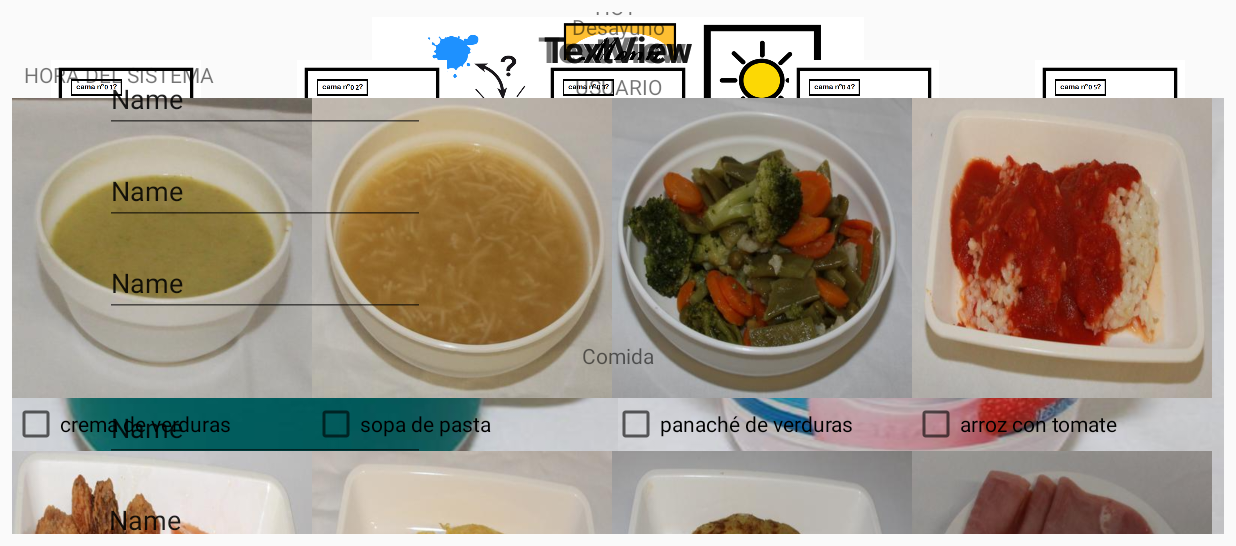
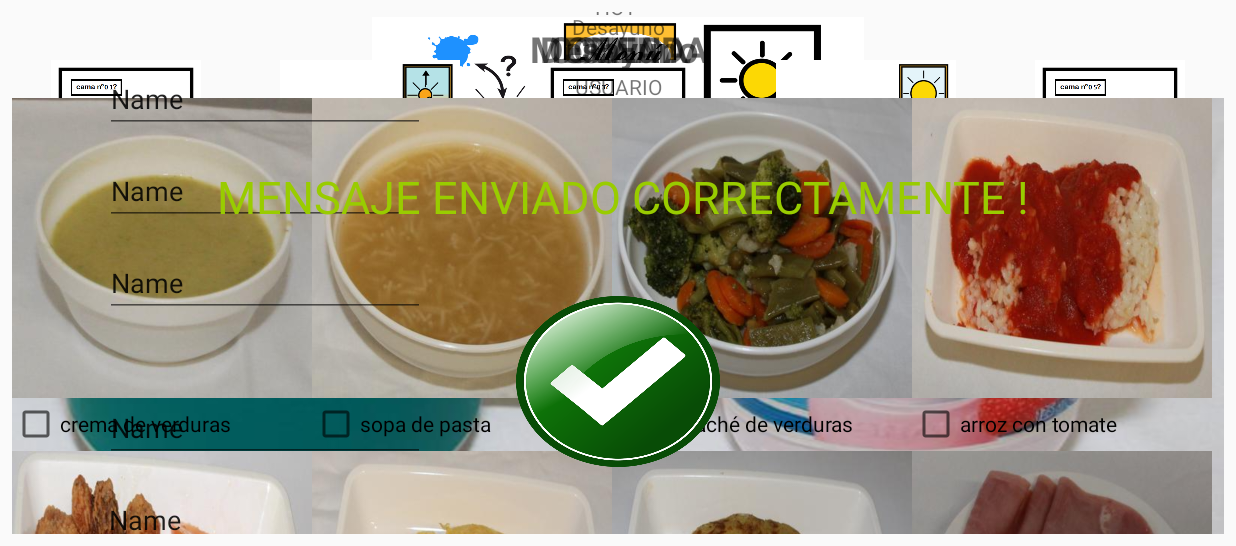
Before and after one commit to JuanmaJJR/AppMenuTEAyudamos, an Android app: the screen it shows after launch (MainActivity), on a phone screen of 824 x 412 dp (held sideways), the part 72-618 px from its top. Run offline under Robolectric (Android 15) with nearby library versions, the phone set to English and light mode, and no system bars; libraries missing offline, so code that uses them is left out: org.apache.commons; 9 statements that could not run were skipped.

Commit message:
ultima pantalla

```diff
--- /dev/null
+++ b/app/src/main/java/com/example/juanjusue/appmenuteayudamos/Fragments/BlankFragment.java
@@ -0,0 +1,30 @@
+package com.example.juanjusue.appmenuteayudamos.Fragments;
+
+
+import android.os.Bundle;
+import android.support.v4.app.Fragment;
+import android.view.LayoutInflater;
+import android.view.View;
+import android.view.ViewGroup;
+
+import com.example.juanjusue.appmenuteayudamos.R;
+
+/**
+ * A simple {@link Fragment} subclass.
+ */
+public class BlankFragment extends Fragment {
+
+
+    public BlankFragment() {
+        // Required empty public constructor
+    }
+
+
+    @Override
+    public View onCreateView(LayoutInflater inflater, ViewGroup container,
+                             Bundle savedInstanceState) {
+        // Inflate the layout for this fragment
+        return inflater.inflate(R.layout.fragment_blank, container, false);
+    }
+
+}
--- a/app/src/main/java/com/example/juanjusue/appmenuteayudamos/MainActivity.java
+++ b/app/src/main/java/com/example/juanjusue/appmenuteayudamos/MainActivity.java
@@ -10,6 +10,7 @@ import android.util.Log;
 import android.view.View;
 
 import com.example.juanjusue.appmenuteayudamos.Asynctasks.HttpJsonAsyncTaskListener;
+import com.example.juanjusue.appmenuteayudamos.Fragments.BlankFragment;
 import com.example.juanjusue.appmenuteayudamos.Fragments.FTPFragment;
 import com.example.juanjusue.appmenuteayudamos.Fragments.FormularioFinalFragment;
 import com.example.juanjusue.appmenuteayudamos.Fragments.LoginFragment;
@@ -53,6 +54,7 @@ public class MainActivity extends AppCompatActivity {
     SelecMeriendaFragment selecMeriendaFragment;
     SelecCenaFragment selecCenaFragment;
     FormularioFinalFragment formularioFinalFragment;
+    BlankFragment blankFragment;
     public Menu menu;
     public JSON json;
     String server="ftp.hospitaldefuenlabrada.org";
@@ -93,6 +95,7 @@ public class MainActivity extends AppCompatActivity {
                 selecCenaFragment = (SelecCenaFragment) getSupportFragmentManager().findFragmentById(R.id.fragmentSeleccionCen);
                 selecHorarioFragment = (SelecHorarioFragment) getSupportFragmentManager().findFragmentById(R.id.fragmentSeleccionHorario);
                 formularioFinalFragment=(FormularioFinalFragment) getSupportFragmentManager().findFragmentById(R.id.fragmentFormuFinal);
+                blankFragment = (BlankFragment) getSupportFragmentManager().findFragmentById(R.id.fragmentBlank);
                 ///______________________________________________________________________________________\\\
 
 
@@ -109,6 +112,7 @@ public class MainActivity extends AppCompatActivity {
                 transition.hide(selecCenaFragment);
                 transition.hide(selecHorarioFragment);
                 transition.hide(formularioFinalFragment);
+                transition.hide(blankFragment);
 
                 transition.commit();
 
@@ -753,6 +757,10 @@ public class MainActivity extends AppCompatActivity {
     public void FormuFinal(View v) throws UnsupportedEncodingException{
         PHPost phPost = new PHPost(menu);
         phPost.GetText();
+        FragmentTransaction transition = getSupportFragmentManager().beginTransaction();
+        transition.show(blankFragment);
+        transition.hide(formularioFinalFragment);
+        transition.commit();
     }
     public void pasarFormuFinal(View v)  {
         //SETERS
--- a/app/src/main/java/com/example/juanjusue/appmenuteayudamos/PHPost.java
+++ b/app/src/main/java/com/example/juanjusue/appmenuteayudamos/PHPost.java
@@ -91,7 +91,6 @@ public class PHPost {
     {
         // Get user defined values
 
-
         // Create data variable for sent values to server
 
         String data = URLEncoder.encode("DesayHoy1", "UTF-8")
@@ -160,6 +159,7 @@ public class PHPost {
         data += "&" + URLEncoder.encode("CenaMan3", "UTF-8")
                 + "=" + URLEncoder.encode(CenaMan3, "UTF-8");
 
+
         String text = "";
         BufferedReader reader=null;
 
@@ -171,7 +171,6 @@ public class PHPost {
             URL url = new URL("http://juanmajusue.com/phptea.php");
 
             // Send POST data request
-
             URLConnection conn = url.openConnection();
             conn.setDoOutput(true);
             OutputStreamWriter wr = new OutputStreamWriter(conn.getOutputStream());
--- a/app/src/main/res/layout/activity_main.xml
+++ b/app/src/main/res/layout/activity_main.xml
@@ -123,13 +123,26 @@
         android:layout_height="0dp"
         android:layout_marginBottom="8dp"
         android:layout_marginEnd="8dp"
-        android:layout_marginLeft="8dp"
-        android:layout_marginRight="8dp"
         android:layout_marginStart="8dp"
         android:layout_marginTop="8dp"
         app:layout_constraintBottom_toBottomOf="parent"
         app:layout_constraintEnd_toEndOf="parent"
+        app:layout_constraintHorizontal_bias="0.0"
         app:layout_constraintStart_toStartOf="parent"
-        app:layout_constraintTop_toTopOf="parent" />
+        app:layout_constraintTop_toTopOf="parent"
+        app:layout_constraintVertical_bias="0.0" />
+
+    <fragment
+        android:id="@+id/fragmentBlank"
+        android:name="com.example.juanjusue.appmenuteayudamos.Fragments.BlankFragment"
+        android:layout_width="0dp"
+        android:layout_height="0dp"
+        android:layout_marginBottom="8dp"
+        android:layout_marginEnd="8dp"
+        android:layout_marginStart="8dp"
+        app:layout_constraintBottom_toBottomOf="parent"
+        app:layout_constraintEnd_toEndOf="parent"
+        app:layout_constraintStart_toStartOf="parent"
+        app:layout_constraintTop_toTopOf="@+id/fragmentFormuFinal" />
 
 </android.support.constraint.ConstraintLayout>
--- /dev/null
+++ b/app/src/main/res/layout/fragment_blank.xml
@@ -0,0 +1,46 @@
+<FrameLayout xmlns:android="http://schemas.android.com/apk/res/android"
+    xmlns:app="http://schemas.android.com/apk/res-auto"
+    xmlns:tools="http://schemas.android.com/tools"
+    android:layout_width="match_parent"
+    android:layout_height="match_parent"
+    tools:context="com.example.juanjusue.appmenuteayudamos.Fragments.BlankFragment">
+
+    <!-- TODO: Update blank fragment layout -->
+
+    <android.support.constraint.ConstraintLayout
+        android:layout_width="match_parent"
+        android:layout_height="match_parent">
+
+        <TextView
+            android:id="@+id/textView4"
+            android:layout_width="wrap_content"
+            android:layout_height="41dp"
+            android:layout_marginBottom="8dp"
+            android:layout_marginEnd="8dp"
+            android:layout_marginStart="8dp"
+            android:layout_marginTop="8dp"
+            android:text="MENSAJE ENVIADO CORRECTAMENTE !"
+            android:textColor="@android:color/holo_green_light"
+            android:textSize="30sp"
+            app:layout_constraintBottom_toBottomOf="parent"
+            app:layout_constraintEnd_toEndOf="parent"
+            app:layout_constraintHorizontal_bias="0.514"
+            app:layout_constraintStart_toStartOf="parent"
+            app:layout_constraintTop_toTopOf="parent"
+            app:layout_constraintVertical_bias="0.326" />
+
+        <ImageView
+            android:id="@+id/imageView"
+            android:layout_width="136dp"
+            android:layout_height="114dp"
+            android:layout_marginBottom="8dp"
+            android:layout_marginEnd="8dp"
+            android:layout_marginStart="8dp"
+            android:layout_marginTop="8dp"
+            android:background="@drawable/tick"
+            app:layout_constraintBottom_toBottomOf="parent"
+            app:layout_constraintEnd_toEndOf="parent"
+            app:layout_constraintStart_toStartOf="parent"
+            app:layout_constraintTop_toBottomOf="@+id/textView4" />
+    </android.support.constraint.ConstraintLayout>
+</FrameLayout>
--- a/app/src/main/res/layout/fragment_selec_cena.xml
+++ b/app/src/main/res/layout/fragment_selec_cena.xml
@@ -32,7 +32,7 @@
                     android:layout_height="49dp"
                     android:layout_marginTop="8dp"
                     android:layout_weight="1"
-                    android:text="TextView"
+                    android:text="CENA"
                     android:textAlignment="center"
                     android:textSize="24sp"
                     android:textStyle="bold"
--- a/app/src/main/res/layout/fragment_selec_comida.xml
+++ b/app/src/main/res/layout/fragment_selec_comida.xml
@@ -26,7 +26,7 @@
                     android:layout_height="49dp"
                     android:layout_marginTop="8dp"
                     android:layout_weight="1"
-                    android:text="TextView"
+                    android:text="COMIDA"
                     android:textAlignment="center"
                     android:textSize="24sp"
                     android:textStyle="bold"
--- a/app/src/main/res/layout/fragment_selec_horario.xml
+++ b/app/src/main/res/layout/fragment_selec_horario.xml
@@ -20,28 +20,12 @@
                 android:layout_width="match_parent"
                 android:layout_height="match_parent">
 
-                <TextView
-                    android:id="@+id/textView3"
-                    android:layout_width="match_parent"
-                    android:layout_height="wrap_content"
-                    android:layout_marginEnd="8dp"
-                    android:layout_marginStart="8dp"
-                    android:layout_marginTop="32dp"
-                    android:autoText="false"
-                    android:text="HORA DEL SISTEMA"
-                    app:layout_constraintEnd_toEndOf="parent"
-                    app:layout_constraintHorizontal_bias="1.0"
-                    app:layout_constraintStart_toStartOf="parent"
-                    app:layout_constraintTop_toTopOf="parent" />
-
                 <ImageButton
                     android:id="@+id/imgbtnDesayuno"
                     android:layout_width="120dp"
                     android:layout_height="120dp"
                     android:layout_marginBottom="32dp"
                     android:layout_marginEnd="32dp"
-                    android:layout_marginLeft="32dp"
-                    android:layout_marginRight="32dp"
                     android:layout_marginStart="32dp"
                     android:layout_marginTop="32dp"
                     android:background="@drawable/desayuno"
@@ -49,7 +33,7 @@
                     app:layout_constraintBottom_toTopOf="@+id/imgbtnMerienda"
                     app:layout_constraintEnd_toStartOf="@+id/imgbtnComida"
                     app:layout_constraintStart_toStartOf="parent"
-                    app:layout_constraintTop_toBottomOf="@+id/textView3" />
+                    app:layout_constraintTop_toTopOf="parent" />
 
                 <ImageButton
                     android:id="@+id/imgbtnComida"
@@ -57,8 +41,6 @@
                     android:layout_height="120dp"
                     android:layout_marginBottom="32dp"
                     android:layout_marginEnd="32dp"
-                    android:layout_marginLeft="32dp"
-                    android:layout_marginRight="32dp"
                     android:layout_marginStart="32dp"
                     android:layout_marginTop="32dp"
                     android:background="@drawable/comida"
@@ -66,7 +48,7 @@
                     app:layout_constraintBottom_toTopOf="@+id/imgbtnCena"
                     app:layout_constraintEnd_toEndOf="parent"
                     app:layout_constraintStart_toEndOf="@+id/imgbtnDesayuno"
-                    app:layout_constraintTop_toBottomOf="@+id/textView3" />
+                    app:layout_constraintTop_toTopOf="parent" />
 
                 <ImageButton
                     android:id="@+id/imgbtnCena"
--- a/app/src/main/res/layout/fragment_selec_menu.xml
+++ b/app/src/main/res/layout/fragment_selec_menu.xml
@@ -27,7 +27,7 @@
                     android:layout_height="49dp"
                     android:layout_marginTop="8dp"
                     android:layout_weight="1"
-                    android:text="TextView"
+                    android:text="Desayuno"
                     android:textAlignment="center"
                     android:textSize="24sp"
                     android:textStyle="bold"
--- a/app/src/main/res/layout/fragment_selec_merienda.xml
+++ b/app/src/main/res/layout/fragment_selec_merienda.xml
@@ -24,7 +24,7 @@
                     android:layout_height="49dp"
                     android:layout_marginTop="8dp"
                     android:layout_weight="1"
-                    android:text="TextView"
+                    android:text="MERIENDA"
                     android:textAlignment="center"
                     android:textSize="24sp"
                     android:textStyle="bold"
```
Also changed, not shown: app/src/main/res/drawable/tick.png (added).
